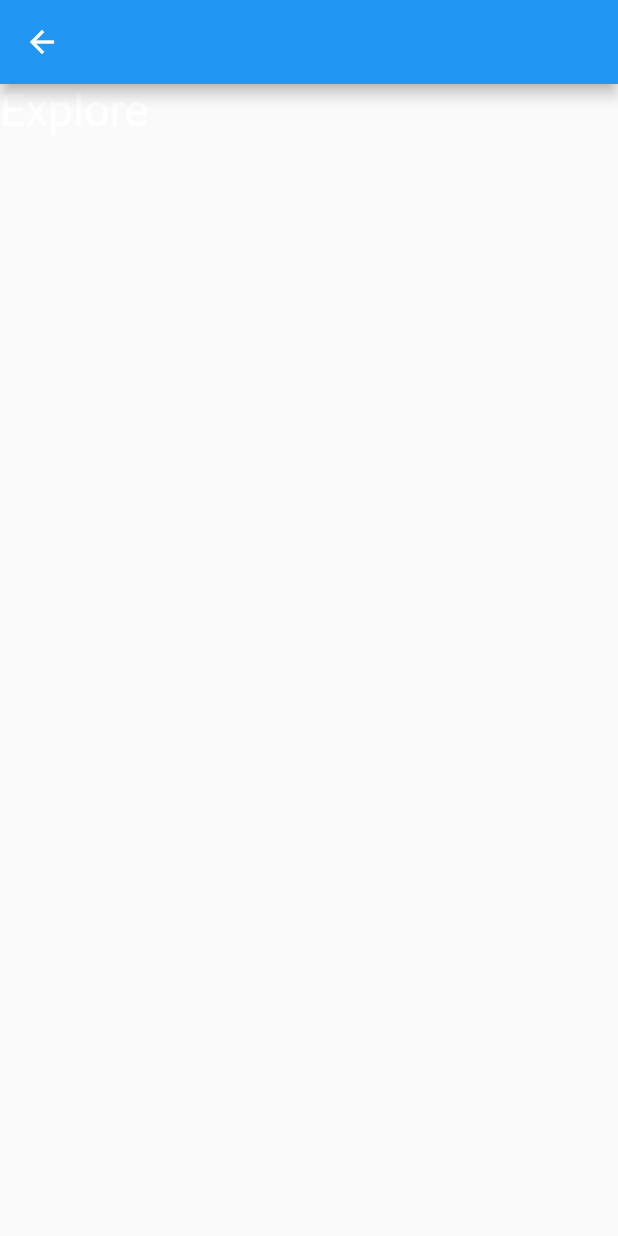
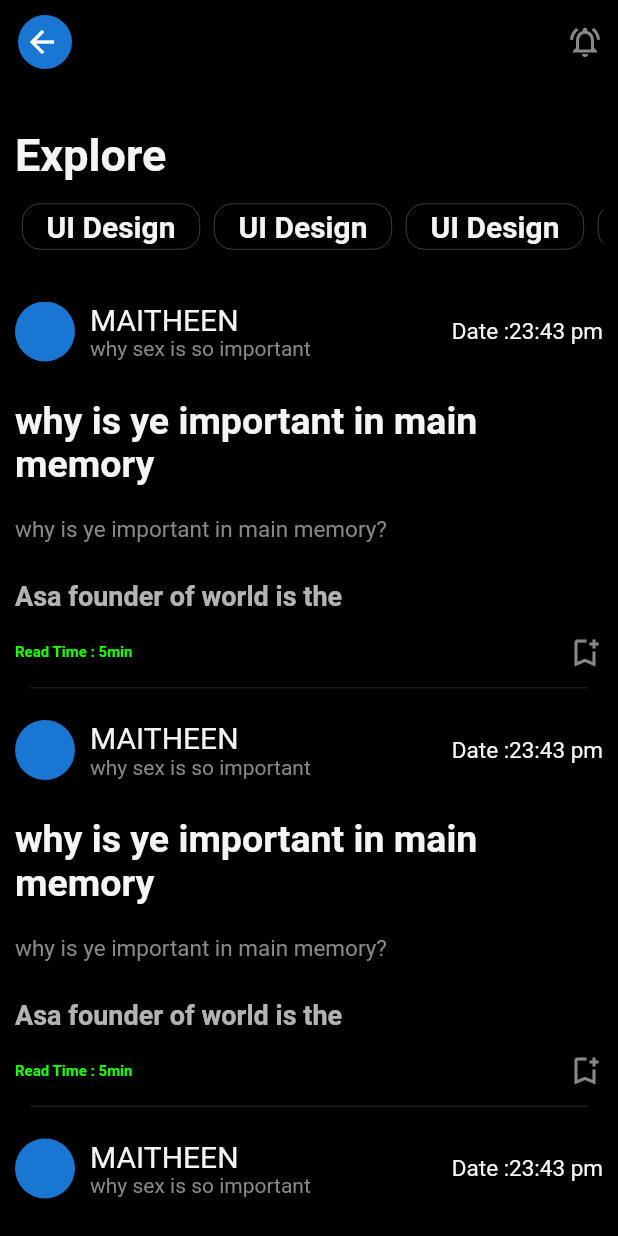
Before and after one commit to maithenkumar/BlogApp, a Flutter app: the HomaPageScreen screen opened directly, on a phone screen of 412 x 824 dp. Run offline on Flutter 3.47's test engine with Material 2 defaults, Android fonts, the phone set to English and light mode, and no system bars.

Commit message:
double screen add

```diff
--- a/lib/constants/constants.dart
+++ b/lib/constants/constants.dart
@@ -2,4 +2,10 @@ import 'package:flutter/material.dart';
 
 class Constants{
     static Color whiteColor=const Color.fromARGB(244, 255, 255, 255);
+    static Color blackColor=const Color.fromARGB(255, 0, 0, 0);
+static Color lightBlack= Color.fromARGB(255, 138, 135, 135);
+static Color greenColor= Color.fromARGB(255, 21, 255, 0);
+static Color yellowColor= Color.fromARGB(255, 217, 255, 2);
+static Color redColor= Color.fromARGB(255, 255, 2, 2);
+
 }
--- a/lib/main.dart
+++ b/lib/main.dart
@@ -1,6 +1,8 @@
 import 'package:flutter/material.dart';
 
 import 'home_page.dart';
+import 'screens/HomeScreen.dart';
+import 'screens/blogDetails.dart';
 
 void main() {
   runApp(const MyApp());
@@ -9,11 +11,13 @@ void main() {
 class MyApp extends StatelessWidget {
   const MyApp({super.key});
 
+
   @override
   Widget build(BuildContext context) {
     return  const MaterialApp(
+      debugShowCheckedModeBanner: false,
       title:'My App',
-      home: FirstPage(),
+      home: BologDetails(),
     );
   }
 }
--- a/lib/screens/HomeScreen.dart
+++ b/lib/screens/HomeScreen.dart
@@ -1,6 +1,11 @@
+// ignore_for_file: prefer_const_constructors
+
 import 'package:flutter/material.dart';
 
 import '../constants/constants.dart';
+import '../widgets/BlogIntro.dart';
+import '../widgets/appbar.dart';
+import '../widgets/tagButton.dart';
 
 class HomaPageScreen extends StatefulWidget {
   const HomaPageScreen({super.key});
@@ -10,19 +15,69 @@ class HomaPageScreen extends StatefulWidget {
 }
 
 class _HomaPageScreenState extends State<HomaPageScreen> {
+  bool onPressed = false;
   @override
   Widget build(BuildContext context) {
-    return Scaffold(appBar: AppBar(),
-    body: Column(
-
-      children: [
-        Text("Explore",style: TextStyle(
-          fontSize: 30,
-          color: Constants.whiteColor
-        ),)
-      ],
-    ),
+    return Scaffold(
+      appBar: HomeAppbar(
+          bgColor: Constants.blackColor,
+          front: CircleAvatar(),
+          last: Icon(
+            Icons.notifications_active_outlined,
+            color: Constants.lightBlack,
+          )),
+      backgroundColor: Constants.blackColor,
+      body: Padding(
+        padding: const EdgeInsets.all(10),
+        child: Column(
+          crossAxisAlignment: CrossAxisAlignment.start,
+          mainAxisAlignment: MainAxisAlignment.start,
+          children: [
+            const SizedBox(
+              height: 20,
+            ),
+            Text(
+              "Explore",
+              style: TextStyle(
+                fontSize: 30,
+                fontWeight: FontWeight.bold,
+                color: Constants.whiteColor,
+              ),
+            ),
+            const SizedBox(
+              height: 10,
+            ),
+            SizedBox(
+              height: 40,
+              child: ListView.builder(
+                scrollDirection: Axis.horizontal,
+                itemCount: 10,
+                itemBuilder: (context, index) => Padding(
+                  padding: const EdgeInsets.all(5.0),
+                  child: TagButton(
+                    onTab: () {},
+                    butColor: Constants.yellowColor,
+                    text: "UI Design",
+                    textColor:
+                        onPressed ? Constants.blackColor : Constants.whiteColor,
+                  ),
+                ),
+              ),
+            ),
+            const SizedBox(
+              height: 30,
+            ),
+            Expanded(
+              child: SizedBox(
+                child: ListView.builder(
+                  itemCount: 10,
+                  itemBuilder: (context, index) => const BlogIntro(),
+                ),
+              ),
+            )
+          ],
+        ),
+      ),
     );
-
   }
 }
--- /dev/null
+++ b/lib/widgets/BlogIntro.dart
@@ -0,0 +1,117 @@
+import 'package:flutter/material.dart';
+import 'package:flutter_application_1/constants/constants.dart';
+
+class BlogIntro extends StatelessWidget {
+  const BlogIntro({super.key});
+
+  @override
+  Widget build(BuildContext context) {
+    return Container(
+
+
+      child: Column(
+        crossAxisAlignment: CrossAxisAlignment.start,
+        mainAxisAlignment: MainAxisAlignment.start,
+        children: [
+          Container(
+            child: Row(
+              mainAxisAlignment: MainAxisAlignment.start,
+              children: [
+                CircleAvatar(),
+                Padding(
+                  padding: const EdgeInsets.only(left: 10),
+                  child: Column(
+                    mainAxisAlignment: MainAxisAlignment.start,
+                    crossAxisAlignment: CrossAxisAlignment.start,
+                    children: [
+
+                      Text(
+                        "MAITHEEN",
+                        style: TextStyle(
+                          fontSize: 20,
+                          color: Constants.whiteColor,
+                        ),
+                      ),
+                      Text(
+                        "why sex is so important",
+                        style: TextStyle(color: Constants.lightBlack),
+                      )
+                    ],
+                  ),
+                ),
+                const Spacer(),
+                Text(
+                  "Date :23:43 pm",
+                  style: TextStyle(
+                    fontSize: 15,
+                    color: Constants.whiteColor,
+                  ),
+                )
+              ],
+            ),
+          ),
+          const SizedBox(height: 25,)
+,
+          Text(
+            "why is ye important in main memory",
+            style: TextStyle(
+              color: Constants.whiteColor,
+              fontSize: 25,
+              fontWeight: FontWeight.bold,
+            ),
+          ),
+                    const SizedBox(height: 20,)
+,
+          Text(
+            "why is ye important in main memory?",
+            style: TextStyle(
+              color: Constants.lightBlack,
+              fontSize: 15,
+              fontWeight: FontWeight.w400,
+            ),
+          ),
+                    const SizedBox(height: 25,)
+,
+          Text(
+            "Asa founder of world is the ",
+            style: TextStyle(
+              color: Constants.whiteColor.withOpacity(0.7),
+              fontSize: 18,
+              fontWeight: FontWeight.bold,
+            ),
+          ),
+                    const SizedBox(height: 15,)
+,
+          Row(
+            children: [
+              Text(
+                "Read Time : 5min",
+                style: TextStyle(
+                  color: Constants.greenColor,
+                  fontSize: 10,
+                  fontWeight: FontWeight.bold,
+                ),
+              ),
+              const Spacer(),
+              Icon(
+                Icons.bookmark_add_outlined,
+                color: Constants.lightBlack,
+              )
+            ],
+          ),
+          const SizedBox(height: 10,),
+          const Divider(
+            color: Colors.white10,
+            height: 3,
+            endIndent: 10,
+            indent: 10,
+            thickness: 1,
+          ),
+          SizedBox(
+            height: 20,
+          )
+        ],
+      ),
+    );
+  }
+}
--- /dev/null
+++ b/lib/widgets/appbar.dart
@@ -0,0 +1,21 @@
+import 'package:flutter/material.dart';
+import 'package:flutter_application_1/constants/constants.dart';
+
+AppBar HomeAppbar(
+    {required Widget front, required Widget last, required Color bgColor,String title=""}) {
+  return AppBar(
+    centerTitle: true,
+    backgroundColor: bgColor,
+    title: Text(title),
+
+    // automaticallyImplyLeading: false,
+    flexibleSpace: Padding(
+      padding: const EdgeInsets.all(10),
+      child: Container(
+        child: Row(
+          children: [front, Spacer(), last],
+        ),
+      ),
+    ),
+  );
+}
--- /dev/null
+++ b/lib/widgets/tagButton.dart
@@ -0,0 +1,55 @@
+import 'package:flutter/material.dart';
+import 'package:flutter_application_1/constants/constants.dart';
+
+class TagButton extends StatefulWidget {
+  const TagButton({super.key, required this.onTab, required this.butColor, required this.text, required this.textColor});
+  final VoidCallback onTab;
+  final Color butColor;
+  final String text;
+  final Color textColor;
+
+  @override
+  State<TagButton> createState() => _TagButtonState();
+}
+
+class _TagButtonState extends State<TagButton> {
+   bool onPressed=false;
+
+  @override
+  Widget build(BuildContext context) {
+    return ElevatedButton(
+
+
+        onPressed: (){
+          setState(() {
+            onPressed?onPressed=false:onPressed=true;
+          });
+
+        },
+        style: ElevatedButton.styleFrom(
+
+          backgroundColor:onPressed==true? widget.butColor:Constants.blackColor,
+          side: BorderSide(
+            color: Constants.lightBlack
+            ,width: 0.3,
+            style: BorderStyle.solid,
+            strokeAlign: 1
+
+          ),
+          shape: RoundedRectangleBorder(
+            borderRadius: BorderRadius.circular(12)
+          )
+
+
+        ),
+        child: Text(
+          widget.text,
+          style: TextStyle(
+            fontWeight:FontWeight.bold,
+            fontSize: 20,
+            color:onPressed==false? widget.textColor:Constants.blackColor,
+
+          ),
+        ),);
+  }
+}
```
Also changed, not shown: lib/screens/blogDetails.dart (added, +145 -0 lines), lib/widgets/profilePic.dart (+9 -1 lines).
